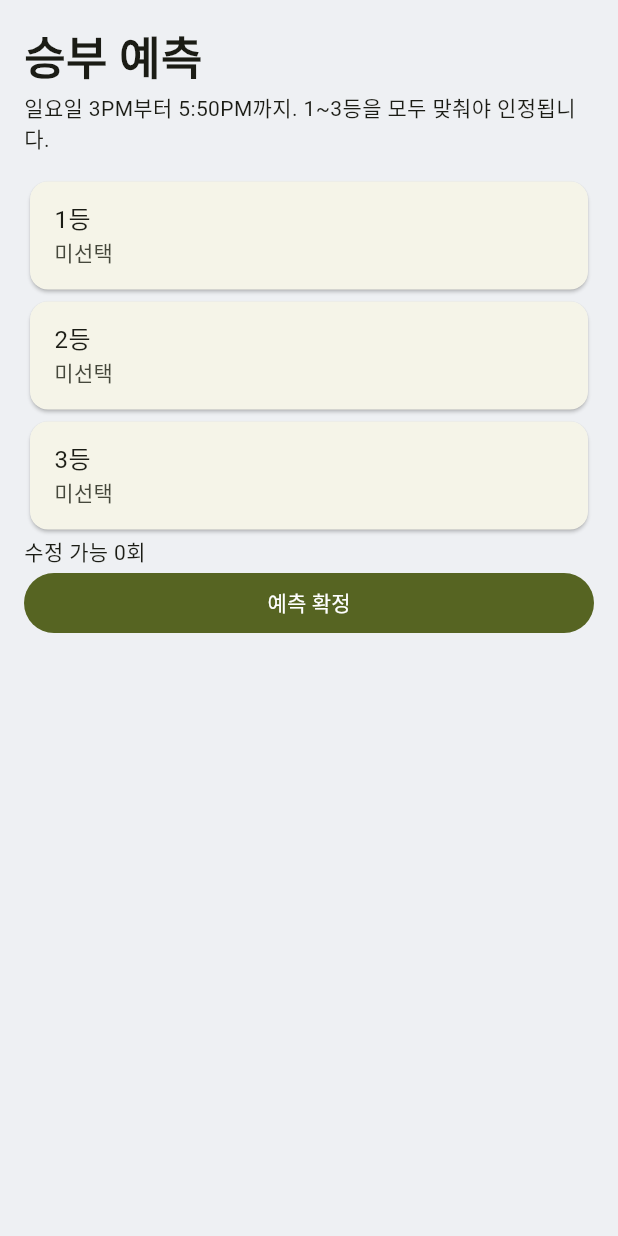
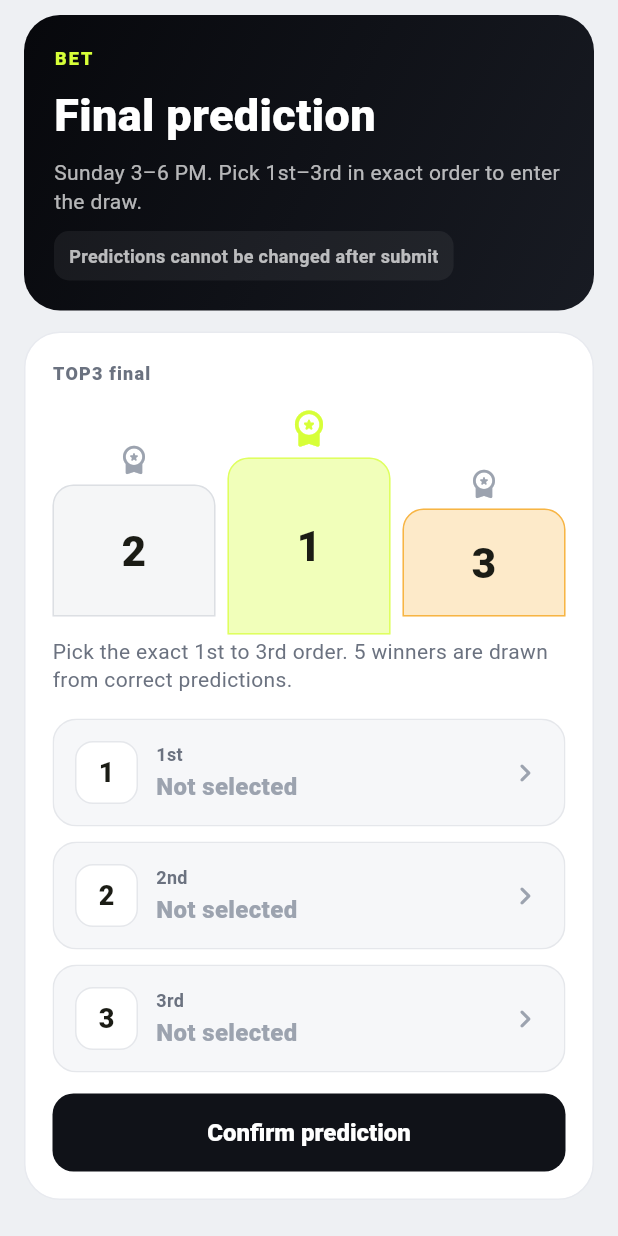
Before and after one commit to 04yjkim-del/my-github-desktop, a Flutter app: the BetScreen widget shown alone on an empty page, opened directly with empty values, on a phone screen of 412 x 824 dp. Run offline on Flutter 3.47's test engine with Material 3 defaults, Android fonts, the phone set to English and light mode, and no system bars.

Commit message:
Migrate web prediction (BET) screen into Flutter
Port the index.html predict tab with podium visual, 1st-3rd pick slots,
candidate picker sheet, and lock-after-confirm flow matching the web UX.

Co-authored-by: 04yjkim-del <04yjkim-del@users.noreply.github.com>

```diff
--- /dev/null
+++ b/showup_flutter/lib/bet_screen.dart
@@ -0,0 +1,416 @@
+import 'package:flutter/material.dart';
+
+import 'home_screen.dart';
+
+const _lime = Color(0xffd7ff38);
+const _muted = Color(0xff9aa3b2);
+
+/// 웹 index.html 예측(BET) 화면을 Flutter로 옮긴 화면.
+class BetScreen extends StatefulWidget {
+  const BetScreen({
+    super.key,
+    required this.candidates,
+    required this.onLock,
+    required this.onAction,
+  });
+
+  final List<HomeChallenge> candidates;
+  final ValueChanged<Map<int, HomeChallenge>> onLock;
+  final ValueChanged<String> onAction;
+
+  @override
+  State<BetScreen> createState() => _BetScreenState();
+}
+
+class _BetScreenState extends State<BetScreen> {
+  final picks = <int, HomeChallenge?>{1: null, 2: null, 3: null};
+  bool locked = false;
+
+  bool get _allPicked => picks.values.every((value) => value != null);
+
+  Future<void> _openPickSheet(int rank) async {
+    if (locked) {
+      widget.onAction('bet-locked');
+      return;
+    }
+
+    final selected = await showModalBottomSheet<HomeChallenge>(
+      context: context,
+      showDragHandle: true,
+      backgroundColor: const Color(0xff12151c),
+      builder: (context) {
+        final options = List<HomeChallenge>.from(widget.candidates)
+          ..sort((a, b) => b.votes.compareTo(a.votes));
+        return SafeArea(
+          child: ListView(
+            padding: const EdgeInsets.fromLTRB(16, 0, 16, 24),
+            children: [
+              Text(
+                'Pick $rank${_ordinal(rank)} place',
+                style: const TextStyle(
+                  color: Colors.white,
+                  fontSize: 20,
+                  fontWeight: FontWeight.w900,
+                ),
+              ),
+              const SizedBox(height: 6),
+              const Text(
+                'Choose the exact finishing order for TOP3.',
+                style: TextStyle(color: _muted, fontSize: 13),
+              ),
+              const SizedBox(height: 12),
+              for (final candidate in options.take(10))
+                Builder(
+                  builder: (context) {
+                    final duplicate = picks.entries.any(
+                      (entry) => entry.key != rank && entry.value?.title == candidate.title,
+                    );
+                    return ListTile(
+                      enabled: !duplicate,
+                      contentPadding: EdgeInsets.zero,
+                      leading: CircleAvatar(
+                        backgroundColor: duplicate ? Colors.white12 : _lime.withOpacity(0.2),
+                        foregroundColor: duplicate ? Colors.white38 : _lime,
+                        child: Text(
+                          candidate.handle.length > 1
+                              ? candidate.handle[1].toUpperCase()
+                              : '?',
+                          style: const TextStyle(fontWeight: FontWeight.w900),
+                        ),
+                      ),
+                      title: Text(
+                        candidate.title,
+                        style: TextStyle(
+                          color: duplicate ? Colors.white38 : Colors.white,
+                          fontWeight: FontWeight.w800,
+                        ),
+                      ),
+                      subtitle: Text(
+                        duplicate ? 'Already selected in another slot' : '${candidate.handle} · ${candidate.votes} votes',
+                        style: const TextStyle(color: _muted, fontSize: 12),
+                      ),
+                      onTap: duplicate ? null : () => Navigator.pop(context, candidate),
+                    );
+                  },
+                ),
+            ],
+          ),
+        );
+      },
+    );
+
+    if (selected == null) return;
+    setState(() => picks[rank] = selected);
+  }
+
+  void _confirm() {
+    if (locked) {
+      widget.onAction('bet-locked');
+      return;
+    }
+    if (!_allPicked) {
+      widget.onAction('bet-incomplete');
+      return;
+    }
+
+    final result = <int, HomeChallenge>{
+      1: picks[1]!,
+      2: picks[2]!,
+      3: picks[3]!,
+    };
+    setState(() => locked = true);
+    widget.onLock(result);
+  }
+
+  @override
+  Widget build(BuildContext context) {
+    return ListView(
+      padding: const EdgeInsets.fromLTRB(16, 10, 16, 104),
+      children: [
+        Container(
+          width: double.infinity,
+          padding: const EdgeInsets.all(20),
+          decoration: BoxDecoration(
+            borderRadius: BorderRadius.circular(24),
+            gradient: const LinearGradient(
+              begin: Alignment.topLeft,
+              end: Alignment.bottomRight,
+              colors: [Color(0xff07080c), Color(0xff181b23)],
+            ),
+          ),
+          child: Column(
+            crossAxisAlignment: CrossAxisAlignment.start,
+            children: [
+              const Text(
+                'BET',
+                style: TextStyle(
+                  color: _lime,
+                  fontWeight: FontWeight.w800,
+                  letterSpacing: 1.4,
+                  fontSize: 12,
+                ),
+              ),
+              const SizedBox(height: 8),
+              const Text(
+                'Final prediction',
+                style: TextStyle(
+                  color: Colors.white,
+                  fontSize: 30,
+                  fontWeight: FontWeight.w900,
+                ),
+              ),
+              const SizedBox(height: 8),
+              const Text(
+                'Sunday 3–6 PM. Pick 1st–3rd in exact order to enter the draw.',
+                style: TextStyle(color: Colors.white70, height: 1.35),
+              ),
+              const SizedBox(height: 10),
+              Container(
+                padding: const EdgeInsets.symmetric(horizontal: 10, vertical: 8),
+                decoration: BoxDecoration(
+                  color: Colors.white.withOpacity(0.06),
+                  borderRadius: BorderRadius.circular(10),
+                ),
+                child: Text(
+                  locked
+                      ? 'Prediction locked · cannot be changed'
+                      : 'Predictions cannot be changed after submit',
+                  style: TextStyle(
+                    color: locked ? _lime : Colors.white70,
+                    fontSize: 12,
+                    fontWeight: FontWeight.w700,
+                  ),
+                ),
+              ),
+            ],
+          ),
+        ),
+        const SizedBox(height: 14),
+        Container(
+          width: double.infinity,
+          padding: const EdgeInsets.all(18),
+          decoration: BoxDecoration(
+            color: Colors.white,
+            borderRadius: BorderRadius.circular(24),
+            border: Border.all(color: const Color(0xffe8eaef)),
+          ),
+          child: Column(
+            crossAxisAlignment: CrossAxisAlignment.start,
+            children: [
+              const Text(
+                'TOP3 final',
+                style: TextStyle(
+                  color: Color(0xff6b7280),
+                  fontWeight: FontWeight.w800,
+                  letterSpacing: 0.8,
+                  fontSize: 12,
+                ),
+              ),
+              const SizedBox(height: 14),
+              const _PodiumVisual(),
+              const SizedBox(height: 14),
+              const Text(
+                'Pick the exact 1st to 3rd order. 5 winners are drawn from correct predictions.',
+                style: TextStyle(color: Color(0xff6b7280), height: 1.35),
+              ),
+              const SizedBox(height: 16),
+              for (final rank in [1, 2, 3]) ...[
+                _PickSlot(
+                  rank: rank,
+                  challenge: picks[rank],
+                  locked: locked,
+                  onTap: () => _openPickSheet(rank),
+                ),
+                const SizedBox(height: 10),
+              ],
+              const SizedBox(height: 4),
+              SizedBox(
+                width: double.infinity,
+                height: 52,
+                child: FilledButton(
+                  style: FilledButton.styleFrom(
+                    backgroundColor: locked
+                        ? Colors.black26
+                        : _allPicked
+                            ? _lime
+                            : const Color(0xff101218),
+                    foregroundColor: locked
+                        ? Colors.white70
+                        : _allPicked
+                            ? Colors.black
+                            : Colors.white,
+                    textStyle: const TextStyle(fontWeight: FontWeight.w800, fontSize: 16),
+                    shape: RoundedRectangleBorder(borderRadius: BorderRadius.circular(14)),
+                  ),
+                  onPressed: locked ? null : _confirm,
+                  child: Text(locked ? 'Prediction confirmed' : 'Confirm prediction'),
+                ),
+              ),
+            ],
+          ),
+        ),
+      ],
+    );
+  }
+}
+
+class _PodiumVisual extends StatelessWidget {
+  const _PodiumVisual();
+
+  @override
+  Widget build(BuildContext context) {
+    return SizedBox(
+      height: 140,
+      child: Row(
+        crossAxisAlignment: CrossAxisAlignment.end,
+        children: const [
+          Expanded(child: _PodiumBlock(place: 2, height: 88, color: Color(0xffd1d5db))),
+          SizedBox(width: 8),
+          Expanded(child: _PodiumBlock(place: 1, height: 118, color: _lime)),
+          SizedBox(width: 8),
+          Expanded(child: _PodiumBlock(place: 3, height: 72, color: Color(0xfff59e0b))),
+        ],
+      ),
+    );
+  }
+}
+
+class _PodiumBlock extends StatelessWidget {
+  const _PodiumBlock({
+    required this.place,
+    required this.height,
+    required this.color,
+  });
+
+  final int place;
+  final double height;
+  final Color color;
+
+  @override
+  Widget build(BuildContext context) {
+    return Column(
+      mainAxisAlignment: MainAxisAlignment.end,
+      children: [
+        Icon(
+          Icons.workspace_premium_rounded,
+          color: place == 1 ? _lime : const Color(0xff9ca3af),
+          size: place == 1 ? 28 : 22,
+        ),
+        const SizedBox(height: 6),
+        Container(
+          height: height,
+          width: double.infinity,
+          decoration: BoxDecoration(
+            color: color.withOpacity(place == 1 ? 0.35 : 0.22),
+            borderRadius: const BorderRadius.vertical(top: Radius.circular(14)),
+            border: Border.all(color: color.withOpacity(0.7)),
+          ),
+          alignment: Alignment.center,
+          child: Text(
+            '$place',
+            style: const TextStyle(fontSize: 28, fontWeight: FontWeight.w900),
+          ),
+        ),
+      ],
+    );
+  }
+}
+
+class _PickSlot extends StatelessWidget {
+  const _PickSlot({
+    required this.rank,
+    required this.challenge,
+    required this.locked,
+    required this.onTap,
+  });
+
+  final int rank;
+  final HomeChallenge? challenge;
+  final bool locked;
+  final VoidCallback onTap;
+
+  @override
+  Widget build(BuildContext context) {
+    final selected = challenge != null;
+    return Material(
+      color: Colors.transparent,
+      child: InkWell(
+        onTap: onTap,
+        borderRadius: BorderRadius.circular(16),
+        child: Ink(
+          padding: const EdgeInsets.symmetric(horizontal: 14, vertical: 14),
+          decoration: BoxDecoration(
+            color: selected ? const Color(0xfff7ffe0) : const Color(0xfff6f7f9),
+            borderRadius: BorderRadius.circular(16),
+            border: Border.all(
+              color: selected ? _lime.withOpacity(0.8) : const Color(0xffe5e7eb),
+            ),
+          ),
+          child: Row(
+            children: [
+              Container(
+                width: 42,
+                height: 42,
+                alignment: Alignment.center,
+                decoration: BoxDecoration(
+                  color: selected ? _lime : Colors.white,
+                  borderRadius: BorderRadius.circular(12),
+                  border: Border.all(color: const Color(0xffe5e7eb)),
+                ),
+                child: Text(
+                  '$rank',
+                  style: const TextStyle(fontWeight: FontWeight.w900, fontSize: 18),
+                ),
+              ),
+              const SizedBox(width: 12),
+              Expanded(
+                child: Column(
+                  crossAxisAlignment: CrossAxisAlignment.start,
+                  children: [
+                    Text(
+                      '${rank}${_ordinal(rank)}',
+                      style: const TextStyle(
+                        color: Color(0xff6b7280),
+                        fontWeight: FontWeight.w700,
+                        fontSize: 12,
+                      ),
+                    ),
+                    const SizedBox(height: 2),
+                    Text(
+                      challenge?.title ?? 'Not selected',
+                      maxLines: 1,
+                      overflow: TextOverflow.ellipsis,
+                      style: TextStyle(
+                        fontWeight: FontWeight.w900,
+                        fontSize: 16,
+                        color: selected ? Colors.black : const Color(0xff9ca3af),
+                      ),
+                    ),
+                    if (challenge != null)
+                      Text(
+                        challenge!.handle,
+                        style: const TextStyle(color: Color(0xff6b7280), fontSize: 12),
+                      ),
+                  ],
+                ),
+              ),
+              Icon(
+                locked ? Icons.lock_outline : Icons.chevron_right_rounded,
+                color: const Color(0xff9ca3af),
+              ),
+            ],
+          ),
+        ),
+      ),
+    );
+  }
+}
+
+String _ordinal(int rank) {
+  return switch (rank) {
+    1 => 'st',
+    2 => 'nd',
+    3 => 'rd',
+    _ => 'th',
+  };
+}
--- a/showup_flutter/lib/main.dart
+++ b/showup_flutter/lib/main.dart
@@ -1,6 +1,7 @@
 import 'package:flutter/material.dart';
 
 import 'auth_screens.dart';
+import 'bet_screen.dart';
 import 'home_screen.dart';
 import 'vote_screen.dart';
 
@@ -80,9 +81,7 @@ class _ShowUpShellState extends State<ShowUpShell> {
   bool cameraNoticeSeen = false;
   bool rankingExpanded = false;
   int feedIndex = 0;
-  int predictionEditsLeft = 3;
   MainTab tab = MainTab.home;
-  final picks = <int, Challenge?>{1: null, 2: null, 3: null};
 
   void toast(String message) {
     ScaffoldMessenger.of(context).showSnackBar(
@@ -143,10 +142,11 @@ class _ShowUpShellState extends State<ShowUpShell> {
                   onAction: handleVoteAction,
                 ),
                 BetScreen(
-                  picks: picks,
-                  editsLeft: predictionEditsLeft,
-                  onPick: openPickSheet,
-                  onLock: lockPrediction,
+                  candidates: challenges.map(toHomeChallenge).toList(),
+                  onLock: (result) => toast(
+                    '예측 확정: 1.${result[1]!.title} / 2.${result[2]!.title} / 3.${result[3]!.title}',
+                  ),
+                  onAction: handleBetAction,
                 ),
                 RankScreen(expanded: rankingExpanded, onToggle: toggleRanking),
               ],
@@ -210,6 +210,17 @@ class _ShowUpShellState extends State<ShowUpShell> {
         toast('이미 다른 후보에 투표했습니다. 같은 버튼을 다시 누르면 취소됩니다.');
       case 'vote-cancel':
         toast('투표를 취소했습니다');
+      default:
+        break;
+    }
+  }
+
+  void handleBetAction(String action) {
+    switch (action) {
+      case 'bet-locked':
+        toast('이미 확정된 예측은 수정할 수 없습니다');
+      case 'bet-incomplete':
+        toast('1~3등을 모두 선택해 주세요');
       default:
         break;
     }
@@ -333,42 +344,6 @@ class _ShowUpShellState extends State<ShowUpShell> {
     );
   }
 
-  void openPickSheet(int rank) {
-    showModalBottomSheet<void>(
-      context: context,
-      showDragHandle: true,
-      builder: (context) => ListView(
-        padding: const EdgeInsets.all(16),
-        children: challenges.take(5).map((challenge) {
-          final duplicate = picks.entries.any((entry) => entry.key != rank && entry.value == challenge);
-          return ListTile(
-            enabled: !duplicate,
-            title: Text(challenge.title),
-            subtitle: Text(challenge.handle),
-            onTap: duplicate ? null : () {
-              final changing = picks[rank] != null && picks[rank] != challenge;
-              if (changing && predictionEditsLeft <= 0) {
-                Navigator.pop(context);
-                toast('수정 횟수를 모두 사용했습니다');
-                return;
-              }
-              setState(() {
-                if (changing) predictionEditsLeft -= 1;
-                picks[rank] = challenge;
-              });
-              Navigator.pop(context);
-            },
-          );
-        }).toList(),
-      ),
-    );
-  }
-
-  void lockPrediction() {
-    final completed = picks.values.every((value) => value != null);
-    toast(completed ? '행운을 빕니다' : '1~3등을 모두 선택하세요');
-  }
-
   void toggleRanking() {
     setState(() => rankingExpanded = !rankingExpanded);
   }
@@ -406,43 +381,6 @@ class CameraScreen extends StatelessWidget {
           ],
         ),
       ),
-    );
-  }
-}
-
-class BetScreen extends StatelessWidget {
-  const BetScreen({
-    super.key,
-    required this.picks,
-    required this.editsLeft,
-    required this.onPick,
-    required this.onLock,
-  });
-
-  final Map<int, Challenge?> picks;
-  final int editsLeft;
-  final ValueChanged<int> onPick;
-  final VoidCallback onLock;
-
-  @override
-  Widget build(BuildContext context) {
-    return ListView(
-      padding: const EdgeInsets.fromLTRB(16, 16, 16, 104),
-      children: [
-        const Text('승부 예측', style: TextStyle(fontSize: 30, fontWeight: FontWeight.w900)),
-        const Text('일요일 3PM부터 5:50PM까지. 1~3등을 모두 맞춰야 인정됩니다.'),
-        const SizedBox(height: 14),
-        for (final rank in [1, 2, 3])
-          Card(
-            child: ListTile(
-              title: Text('$rank등'),
-              subtitle: Text(picks[rank]?.title ?? '미선택'),
-              onTap: () => onPick(rank),
-            ),
-          ),
-        Text('수정 가능 $editsLeft회'),
-        FilledButton(onPressed: onLock, child: const Text('예측 확정')),
-      ],
     );
   }
 }
```
